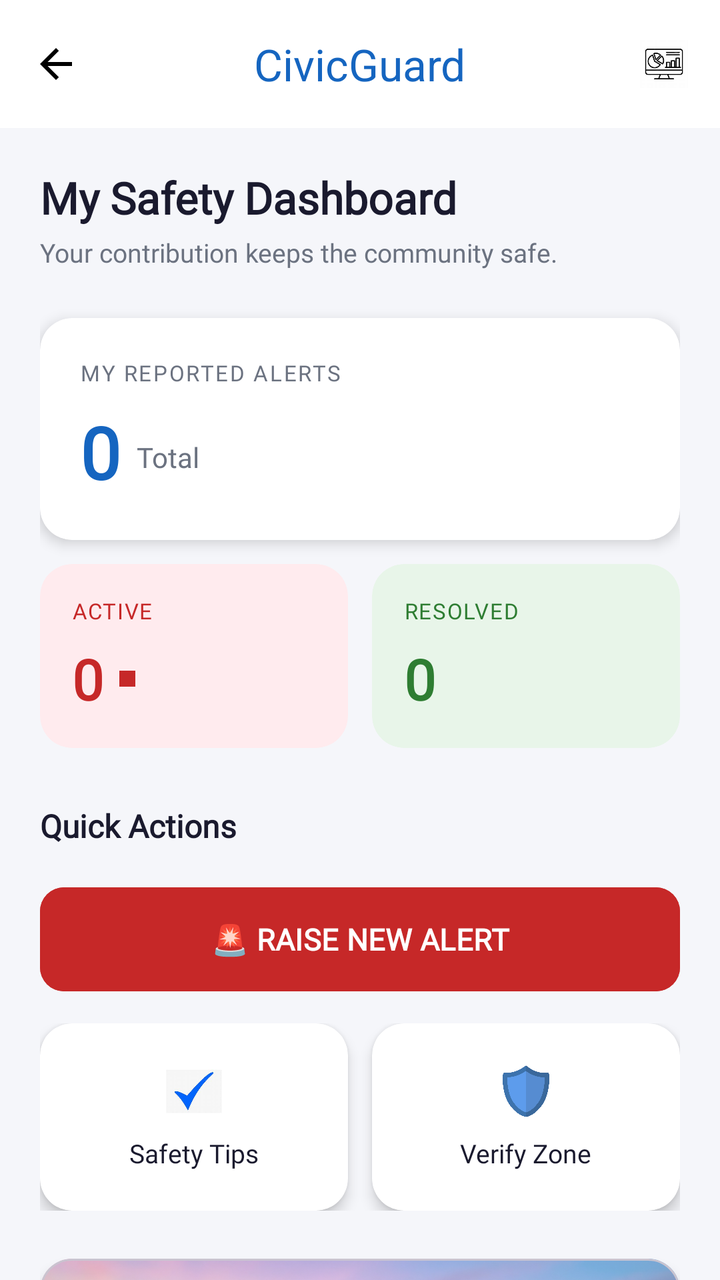
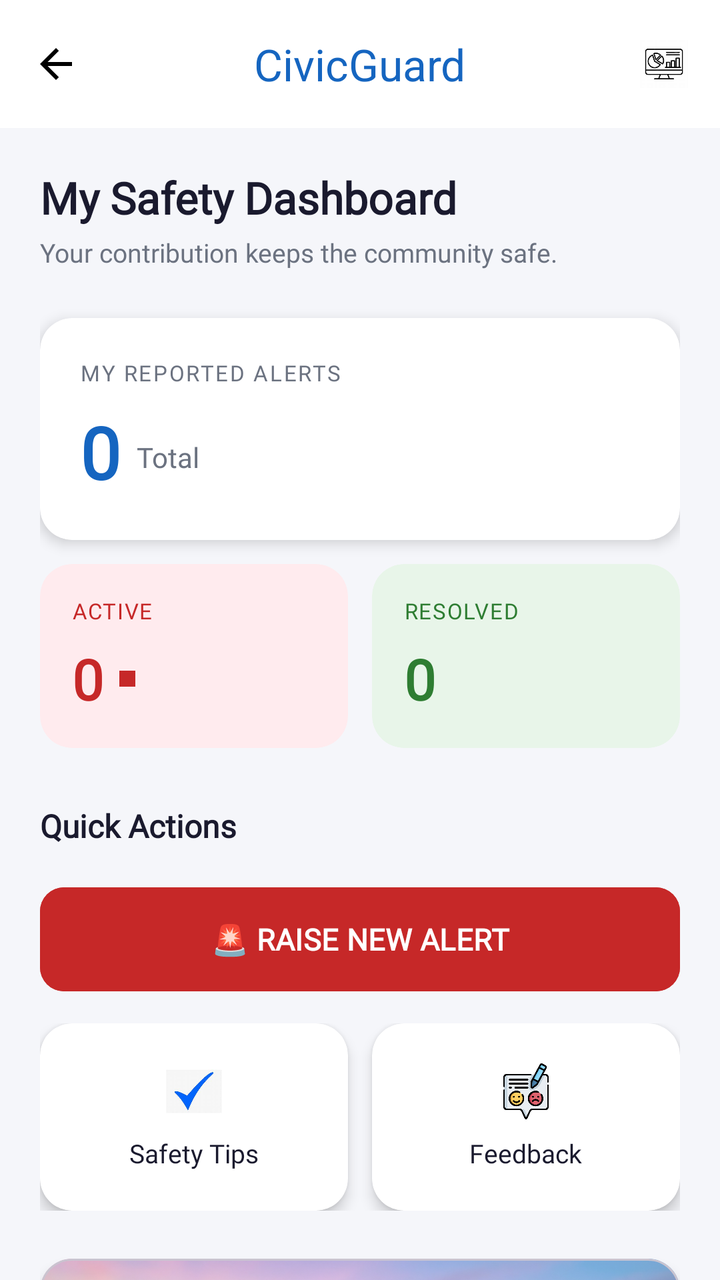

Before-and-after screenshots of an Android layout around one commit, followed by the original layout XML and the change that was made.
<!-- AndroidManifest.xml: application theme Theme.NeighborhoodEmergencyConnect -->
<!-- res/layout/activity_citizen_dashboard.xml -->
<?xml version="1.0" encoding="utf-8"?>
<androidx.coordinatorlayout.widget.CoordinatorLayout xmlns:android="http://schemas.android.com/apk/res/android"
    xmlns:app="http://schemas.android.com/apk/res-auto"
    android:layout_width="match_parent"
    android:layout_height="match_parent"
    android:background="#F5F6FA">

    <com.google.android.material.appbar.AppBarLayout
        android:layout_width="match_parent"
        android:layout_height="wrap_content"
        android:background="#ffffff"
        app:elevation="2dp">

        <com.google.android.material.appbar.MaterialToolbar
            android:id="@+id/topAppBar"
            android:layout_width="match_parent"
            android:layout_height="?attr/actionBarSize"
            app:navigationIcon="@drawable/arrow_back"
            app:title="CivicGuard"
            app:titleCentered="true"
            app:titleTextColor="#1565C0">

            <ImageView
                android:layout_width="24dp"
                android:layout_height="24dp"
                android:layout_gravity="end"
                android:layout_marginEnd="16dp"
                android:src="@drawable/righticon" />
        </com.google.android.material.appbar.MaterialToolbar>
    </com.google.android.material.appbar.AppBarLayout>

    <androidx.core.widget.NestedScrollView
        android:layout_width="match_parent"
        android:layout_height="match_parent"
        app:layout_behavior="@string/appbar_scrolling_view_behavior">

        <LinearLayout
            android:layout_width="match_parent"
            android:layout_height="wrap_content"
            android:orientation="vertical"
            android:padding="20dp">

            <TextView
                android:layout_width="wrap_content"
                android:layout_height="wrap_content"
                android:fontFamily="@font/montserrat_bold"
                android:text="My Safety Dashboard"
                android:textColor="#1A1A2E"
                android:textSize="22sp"
                android:textStyle="bold" />

            <TextView
                android:layout_width="wrap_content"
                android:layout_height="wrap_content"
                android:layout_marginTop="4dp"
                android:fontFamily="@font/poppins_regular"
                android:text="Your contribution keeps the community safe."
                android:textColor="#6B7280"
                android:textSize="13sp" />

            <com.google.android.material.card.MaterialCardView
                android:layout_width="match_parent"
                android:layout_height="wrap_content"
                android:layout_marginTop="24dp"
                app:cardBackgroundColor="#ffffff"
                app:cardCornerRadius="16dp"
                app:cardElevation="4dp"
                app:strokeWidth="0dp">

                <LinearLayout
                    android:layout_width="match_parent"
                    android:layout_height="wrap_content"
                    android:orientation="vertical"
                    android:padding="20dp">

                    <TextView
                        android:layout_width="wrap_content"
                        android:layout_height="wrap_content"
                        android:fontFamily="@font/montserrat_bold"
                        android:text="MY REPORTED ALERTS"
                        android:textColor="#6B7280"
                        android:textSize="11sp"
                        android:letterSpacing="0.08" />

                    <LinearLayout
                        android:layout_width="wrap_content"
                        android:layout_height="wrap_content"
                        android:layout_marginTop="8dp"
                        android:gravity="bottom"
                        android:orientation="horizontal">

                        <TextView
                            android:id="@+id/tvTotalAlerts"
                            android:layout_width="wrap_content"
                            android:layout_height="wrap_content"
                            android:fontFamily="@font/montserrat_bold"
                            android:text="0"
                            android:textColor="#1565C0"
                            android:textSize="36sp"
                            android:textStyle="bold" />

                        <TextView
                            android:layout_width="wrap_content"
                            android:layout_height="wrap_content"
                            android:layout_marginStart="8dp"
                            android:layout_marginBottom="6dp"
                            android:fontFamily="@font/poppins_regular"
                            android:text="Total"
                            android:textColor="#6B7280"
                            android:textSize="14sp" />
                    </LinearLayout>
                </LinearLayout>
            </com.google.android.material.card.MaterialCardView>

            <LinearLayout
                android:layout_width="match_parent"
                android:layout_height="wrap_content"
                android:layout_marginTop="12dp"
                android:orientation="horizontal">

                <com.google.android.material.card.MaterialCardView
                    android:layout_width="0dp"
                    android:layout_height="wrap_content"
                    android:layout_weight="1"
                    android:layout_marginEnd="6dp"
                    app:cardBackgroundColor="#FFEBEE"
                    app:cardCornerRadius="16dp"
                    app:cardElevation="0dp"
                    app:strokeWidth="0dp">

                    <LinearLayout
                        android:layout_width="match_parent"
                        android:layout_height="wrap_content"
                        android:orientation="vertical"
                        android:padding="16dp">

                        <TextView
                            android:layout_width="wrap_content"
                            android:layout_height="wrap_content"
                            android:fontFamily="@font/montserrat_bold"
                            android:text="ACTIVE"
                            android:textColor="#C62828"
                            android:textSize="11sp"
                            android:letterSpacing="0.05"/>

                        <LinearLayout
                            android:layout_width="wrap_content"
                            android:layout_height="wrap_content"
                            android:layout_marginTop="8dp"
                            android:gravity="center_vertical"
                            android:orientation="horizontal">

                            <TextView
                                android:id="@+id/tvActiveCount"
                                android:layout_width="wrap_content"
                                android:layout_height="wrap_content"
                                android:fontFamily="@font/montserrat_bold"
                                android:text="0"
                                android:textColor="#C62828"
                                android:textSize="28sp"
                                android:textStyle="bold" />

                            <View
                                android:layout_width="8dp"
                                android:layout_height="8dp"
                                android:layout_marginStart="8dp"
                                android:background="#C62828" />
                        </LinearLayout>
                    </LinearLayout>
                </com.google.android.material.card.MaterialCardView>

                <com.google.android.material.card.MaterialCardView
                    android:layout_width="0dp"
                    android:layout_height="wrap_content"
                    android:layout_weight="1"
                    android:layout_marginStart="6dp"
                    app:cardBackgroundColor="#E8F5E9"
                    app:cardCornerRadius="16dp"
                    app:cardElevation="0dp"
                    app:strokeWidth="0dp">

                    <LinearLayout
                        android:layout_width="match_parent"
                        android:layout_height="wrap_content"
                        android:orientation="vertical"
                        android:padding="16dp">

                        <TextView
                            android:layout_width="wrap_content"
                            android:layout_height="wrap_content"
                            android:fontFamily="@font/montserrat_bold"
                            android:text="RESOLVED"
                            android:textColor="#2E7D32"
                            android:textSize="11sp"
                            android:letterSpacing="0.05"/>

                        <TextView
                            android:id="@+id/tvResolvedCount"
                            android:layout_width="wrap_content"
                            android:layout_height="wrap_content"
                            android:layout_marginTop="8dp"
                            android:fontFamily="@font/montserrat_bold"
                            android:text="0"
                            android:textColor="#2E7D32"
                            android:textSize="28sp"
                            android:textStyle="bold" />
                    </LinearLayout>
                </com.google.android.material.card.MaterialCardView>
            </LinearLayout>


            <TextView
                android:layout_width="wrap_content"
                android:layout_height="wrap_content"
                android:layout_marginTop="28dp"
                android:fontFamily="@font/montserrat_bold"
                android:text="Quick Actions"
                android:textColor="#1A1A2E"
                android:textSize="16sp"
                android:textStyle="bold" />

            <com.google.android.material.button.MaterialButton
                android:id="@+id/btnRaiseAlert"
                android:layout_width="match_parent"
                android:layout_height="60dp"
                android:layout_marginTop="16dp"
                android:backgroundTint="#C62828"
                android:fontFamily="@font/montserrat_bold"
                android:text="🚨 RAISE NEW ALERT"
                android:textAllCaps="false"
                android:textSize="15sp"
                android:textStyle="bold"
                app:cornerRadius="12dp" />


            <LinearLayout
                android:layout_width="match_parent"
                android:layout_height="wrap_content"
                android:layout_marginTop="12dp"
                android:orientation="horizontal">

                <com.google.android.material.card.MaterialCardView
                    android:layout_width="0dp"
                    android:layout_height="wrap_content"
                    android:layout_weight="1"
                    android:layout_marginEnd="6dp"
                    app:cardBackgroundColor="#ffffff"
                    app:cardCornerRadius="16dp"
                    app:cardElevation="4dp"
                    app:strokeWidth="0dp">

                    <LinearLayout
                        android:id="@+id/Safety"
                        android:layout_width="match_parent"
                        android:layout_height="wrap_content"
                        android:gravity="center"
                        android:orientation="vertical"
                        android:padding="20dp">

                        <ImageView
                            android:layout_width="28dp"
                            android:layout_height="28dp"
                            android:src="@drawable/tickb" />

                        <TextView
                            android:layout_width="wrap_content"
                            android:layout_height="wrap_content"
                            android:layout_marginTop="8dp"
                            android:fontFamily="@font/poppins_semibold"
                            android:text="Safety Tips"
                            android:textColor="#1A1A2E"
                            android:textSize="13sp" />
                    </LinearLayout>
                </com.google.android.material.card.MaterialCardView>

                <com.google.android.material.card.MaterialCardView
                    android:layout_width="0dp"
                    android:layout_height="wrap_content"
                    android:layout_weight="1"
                    android:layout_marginStart="6dp"
                    app:cardBackgroundColor="#ffffff"
                    app:cardCornerRadius="16dp"
                    app:cardElevation="4dp"
                    app:strokeWidth="0dp">

                    <LinearLayout
                        android:id="@+id/card"
                        android:layout_width="match_parent"
                        android:layout_height="wrap_content"
                        android:gravity="center"
                        android:orientation="vertical"
                        android:padding="20dp">

                        <ImageView
                            android:layout_width="28dp"
                            android:layout_height="28dp"
                            android:src="@drawable/saf" />

                        <TextView
                            android:layout_width="wrap_content"
                            android:layout_height="wrap_content"
                            android:layout_marginTop="8dp"
                            android:fontFamily="@font/poppins_semibold"
                            android:text="Verify Zone"
                            android:textColor="#1A1A2E"
                            android:textSize="13sp" />
                    </LinearLayout>
                </com.google.android.material.card.MaterialCardView>
            </LinearLayout>


            <com.google.android.material.card.MaterialCardView
                android:layout_width="match_parent"
                android:layout_height="wrap_content"
                android:layout_marginTop="24dp"
                android:layout_marginBottom="100dp"
                app:cardCornerRadius="16dp"
                app:cardElevation="4dp">

                <FrameLayout
                    android:layout_width="match_parent"
                    android:layout_height="160dp">

                    <ImageView
                        android:layout_width="match_parent"
                        android:layout_height="match_parent"
                        android:scaleType="centerCrop"
                        android:src="@drawable/banner"
                        android:alpha="0.5" />

                    <LinearLayout
                        android:layout_width="match_parent"
                        android:layout_height="match_parent"
                        android:gravity="center"
                        android:orientation="vertical"
                        android:padding="24dp">

                    </LinearLayout>
                </FrameLayout>
            </com.google.android.material.card.MaterialCardView>

            <TextView
                android:layout_width="wrap_content"
                android:layout_height="wrap_content"
                android:layout_marginTop="8dp"
                android:layout_marginBottom="16dp"
                android:gravity="center"
                android:fontFamily="@font/poppins_regular"
                android:text="&quot;We are stronger when we watch out for each other.&quot;"
                android:textColor="#6B7280"
                android:textSize="13sp"
                android:textStyle="italic" />

        </LinearLayout>
    </androidx.core.widget.NestedScrollView>

</androidx.coordinatorlayout.widget.CoordinatorLayout>
<!-- resources referenced by this layout -->
<resources>
  <!-- drawable arrow_back (drawable) -->
  <vector xmlns:android="http://schemas.android.com/apk/res/android" android:autoMirrored="true" android:height="24dp" android:tint="#000000" android:viewportHeight="960" android:viewportWidth="960" android:width="24dp">
        
      <path android:fillColor="@android:color/white" android:pathData="M313,520L537,744L480,800L160,480L480,160L537,216L313,440L800,440L800,520L313,520Z"/>
      
  </vector>
  <!-- drawable banner: jpg bitmap (drawable, 586234 bytes) -->
  <!-- drawable righticon: jpg bitmap (drawable, 5794 bytes) -->
  <!-- drawable saf: png bitmap (drawable, 19191 bytes) -->
  <!-- drawable tickb: jpg bitmap (drawable, 3749 bytes) -->
  <style name="Theme.NeighborhoodEmergencyConnect" parent="Base.Theme.NeighborhoodEmergencyConnect" />
  <style name="Base.Theme.NeighborhoodEmergencyConnect" parent="Theme.Material3.DayNight.NoActionBar">
          
          
      </style>
</resources>

<!-- the commit's change to res/layout/activity_citizen_dashboard.xml (unified diff, before → after) -->
@@ -294,14 +294,14 @@
                         <ImageView
                             android:layout_width="28dp"
                             android:layout_height="28dp"
-                            android:src="@drawable/saf" />
+                            android:src="@drawable/Feedback_icon" />
 
                         <TextView
                             android:layout_width="wrap_content"
                             android:layout_height="wrap_content"
                             android:layout_marginTop="8dp"
                             android:fontFamily="@font/poppins_semibold"
-                            android:text="Verify Zone"
+                            android:text="Feedback"
                             android:textColor="#1A1A2E"
                             android:textSize="13sp" />
                     </LinearLayout>
<!-- resource entries referenced after the edit -->
@@ -1,5 +1,6 @@
 <!-- resources referenced by this layout -->
 <resources>
+  <!-- drawable Feedback_icon: webp bitmap (drawable, 86188 bytes) -->
   <!-- drawable arrow_back (drawable) -->
   <vector xmlns:android="http://schemas.android.com/apk/res/android" android:autoMirrored="true" android:height="24dp" android:tint="#000000" android:viewportHeight="960" android:viewportWidth="960" android:width="24dp">
         
@@ -8,7 +9,6 @@
   </vector>
   <!-- drawable banner: jpg bitmap (drawable, 586234 bytes) -->
   <!-- drawable righticon: jpg bitmap (drawable, 5794 bytes) -->
-  <!-- drawable saf: png bitmap (drawable, 19191 bytes) -->
   <!-- drawable tickb: jpg bitmap (drawable, 3749 bytes) -->
   <style name="Theme.NeighborhoodEmergencyConnect" parent="Base.Theme.NeighborhoodEmergencyConnect" />
   <style name="Base.Theme.NeighborhoodEmergencyConnect" parent="Theme.Material3.DayNight.NoActionBar">
